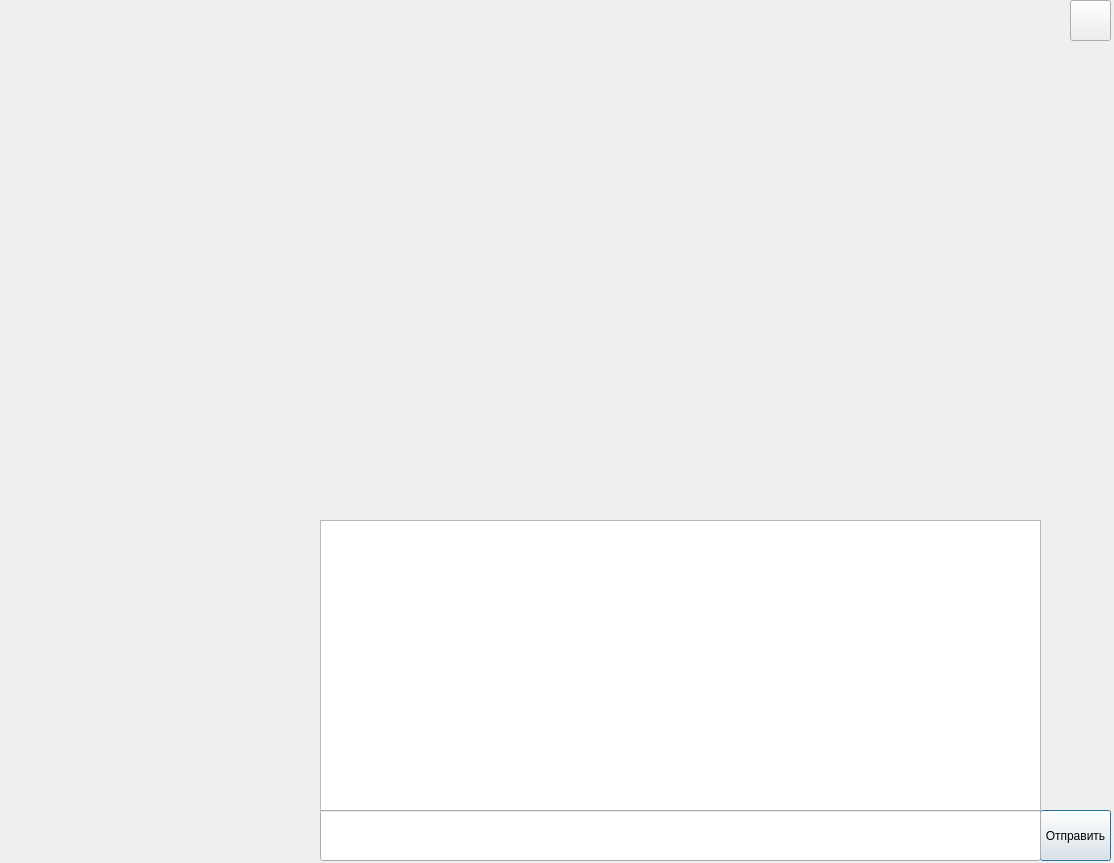
rutraq/Messanger, file mainform.ui: the form before one commit.
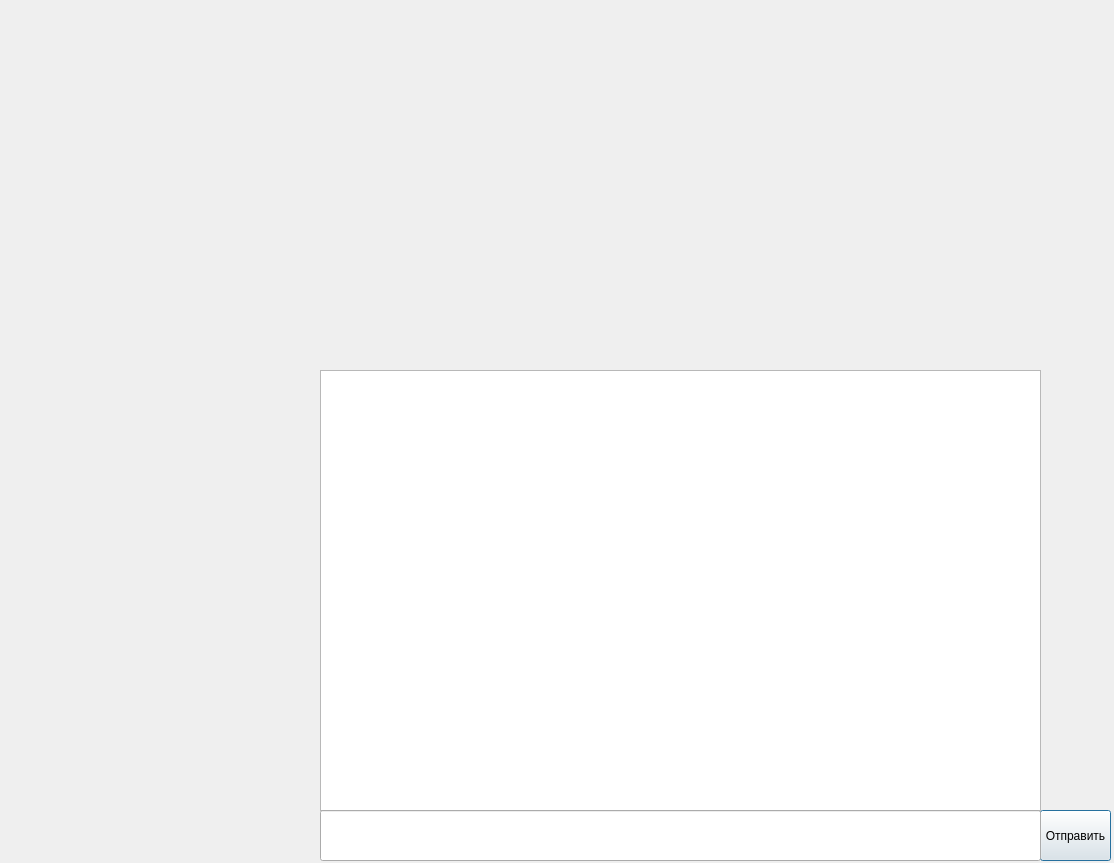
The form after the commit.

Patch:
```diff
--- a/mainform.ui
+++ b/mainform.ui
@@ -29,19 +29,6 @@
     <string>Отправить</string>
    </property>
   </widget>
-  <widget class="QPushButton" name="pushButton_2">
-   <property name="geometry">
-    <rect>
-     <x>1070</x>
-     <y>0</y>
-     <width>41</width>
-     <height>41</height>
-    </rect>
-   </property>
-   <property name="text">
-    <string/>
-   </property>
-  </widget>
   <widget class="QWidget" name="verticalLayoutWidget">
    <property name="geometry">
     <rect>
@@ -67,9 +54,9 @@
    <property name="geometry">
     <rect>
      <x>320</x>
-     <y>520</y>
+     <y>370</y>
      <width>721</width>
-     <height>291</height>
+     <height>441</height>
     </rect>
    </property>
    <property name="font">
```
